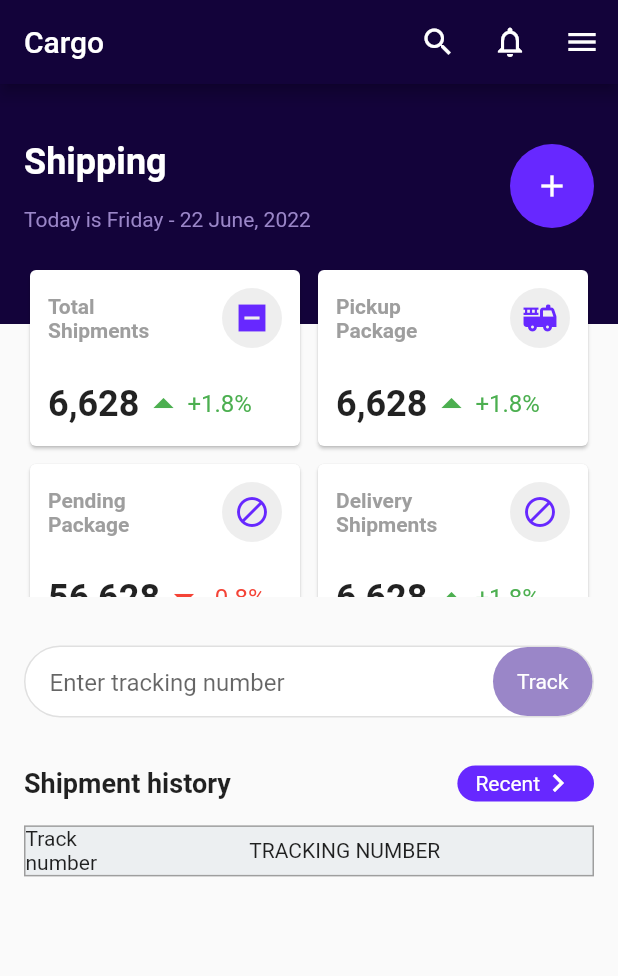
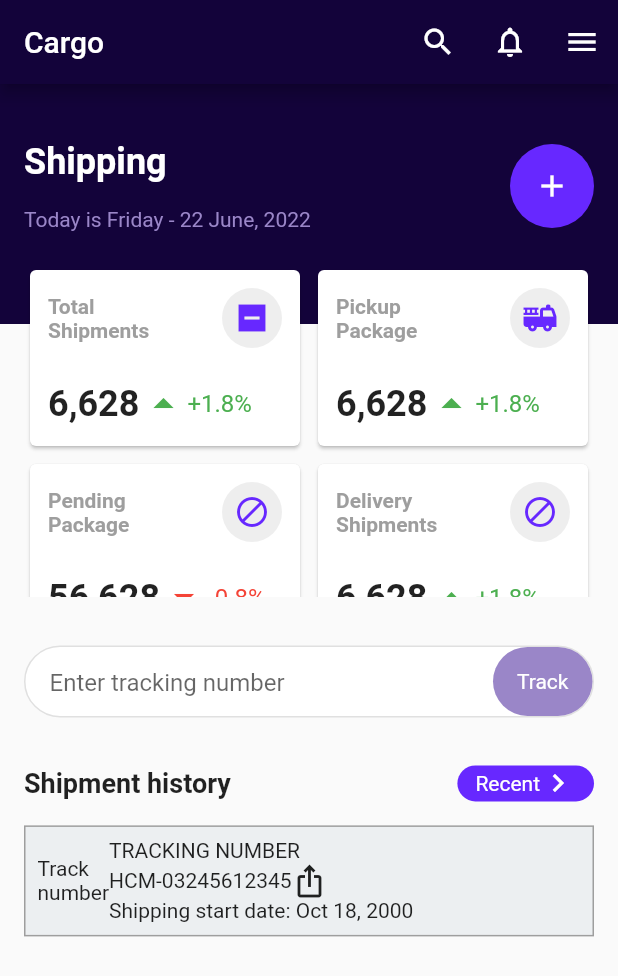
Before and after one commit to JAICHANGPARK/flutter_notebook_chapter_24, a Flutter app: the CargoShippingMainPage screen opened directly, on a phone screen of 412 x 824 dp. Shown: the top 976 px of the screen. Run offline on Flutter 3.47's test engine with Material 2 defaults, Android fonts, the phone set to English and light mode, and no system bars.

Commit message:
Update cargo_shipping_main_page.dart

```diff
--- a/lib/ep1351_cargo_shipping_app/view/cargo_shipping_main_page.dart
+++ b/lib/ep1351_cargo_shipping_app/view/cargo_shipping_main_page.dart
@@ -396,14 +396,26 @@ class _CargoShippingMainPageState extends State<CargoShippingMainPage> {
                 color: Colors.blueGrey[50],
                 border: Border.all(color: Colors.grey),
               ),
+              padding: EdgeInsets.all(8),
               child: Column(
+                crossAxisAlignment: CrossAxisAlignment.start,
                 children: [
                   Row(
                     children: [
                       Text('Track\nnumber'),
                       Expanded(
                         child: Column(
-                          children: [Text("TRACKING NUMBER")],
+                          crossAxisAlignment: CrossAxisAlignment.start,
+                          children: [
+                            Text("TRACKING NUMBER"),
+                            Row(
+                              children: [
+                                Text("HCM-03245612345"),
+                                Icon(Icons.ios_share),
+                              ],
+                            ),
+                            Text("Shipping start date: Oct 18, 2000"),
+                          ],
                         ),
                       )
                     ],
```
